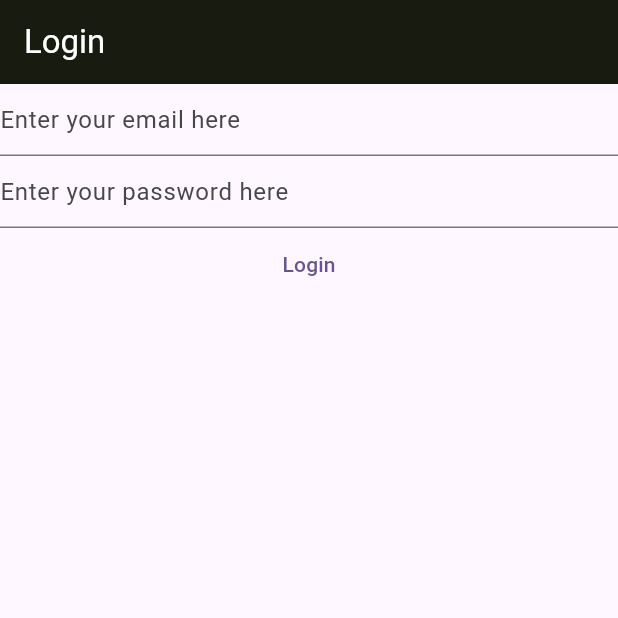
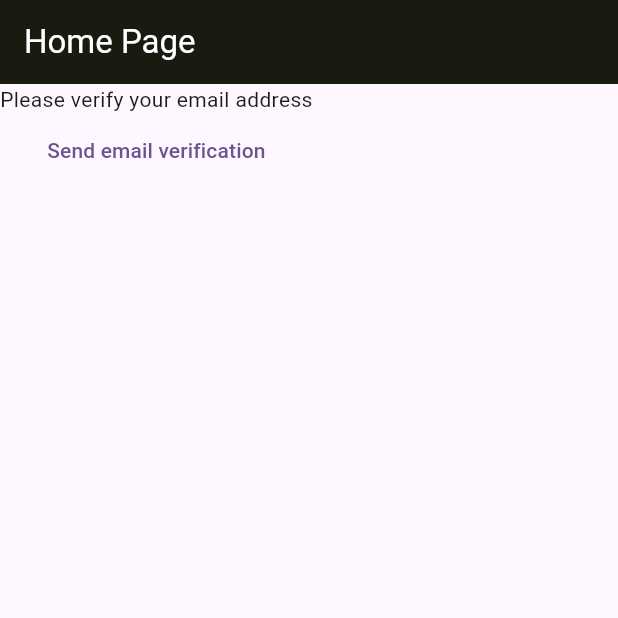
Before and after one commit to raphaelkathambana/tembeakenya, a Flutter app: the screen it shows after launch, on a phone screen of 412 x 824 dp, the top half of it. Run offline on Flutter 3.47's test engine with Material 3 defaults, Android fonts, the phone set to English and light mode, and no system bars; our stand-ins replace firebase_auth, firebase_core; accounts and stored records are empty; generated files the repository leaves out were written again.

Commit message:
Email verification added

```diff
--- a/lib/main.dart
+++ b/lib/main.dart
@@ -1,8 +1,13 @@
+import 'package:firebase_auth/firebase_auth.dart';
+import 'package:firebase_core/firebase_core.dart';
 import 'package:flutter/material.dart';
+import 'package:tembeakenya/firebase_options.dart';
 
 import 'package:tembeakenya/views/register_view.dart';
 import 'package:tembeakenya/views/login_view.dart';
+import 'package:tembeakenya/views/verify_view.dart';
 
+const backgroundDark = Color(0xFF171B10);
 void main() {
   WidgetsFlutterBinding.ensureInitialized();
   runApp(MaterialApp(
@@ -11,7 +16,83 @@ void main() {
         colorScheme: ColorScheme.fromSeed(seedColor: const Color.fromRGBO(103, 58, 183, 1)),
         useMaterial3: true,
       ),
-      home: const LoginView(),
+      home: const HomePage(),
     ),
   );
 }
+
+class HomePage extends StatelessWidget {
+  const HomePage({super.key});
+
+  @override
+  Widget build(BuildContext context) {
+    return Scaffold(
+
+      appBar: AppBar(
+        backgroundColor: backgroundDark,
+        title: const Text('Home Page', style: TextStyle(color: Colors.white)),
+      ),
+
+      body: FutureBuilder(
+        future: Firebase.initializeApp(
+          options: DefaultFirebaseOptions.currentPlatform,
+        ),
+        builder: (context, snapshot) {
+          switch (snapshot.connectionState) {
+            case ConnectionState.done:
+            final user = FirebaseAuth.instance.currentUser;
+
+            if (user?.emailVerified ?? false) {
+              return const Text('Done');
+            } else {
+              return const VerifyEmailView();
+            }
+            default:
+              return const Text('Loading...');
+          }
+        },
+      ),
+    );
+  }
+}
+
+
+// Navigator.of(context).push(
+//   MaterialPageRoute(
+//     builder: (context) => const VerifyEmailView(),
+//   ),
+// );
+
+
+
+
+// class VerifyEmailView extends StatefulWidget {
+//   const VerifyEmailView({super.key});
+
+//   @override
+//   State<VerifyEmailView> createState() => _VerifyEmailViewState();
+// }
+
+// class _VerifyEmailViewState extends State<VerifyEmailView> {
+//   @override
+//   Widget build(BuildContext context) {
+//     return Scaffold(
+
+//       appBar: AppBar(
+//         backgroundColor: backgroundDark,
+//         title: const Text('Verify Email', style: TextStyle(color: Colors.white)),
+//       ),
+
+//       body: Column(
+//         children: [
+//           const Text('Please verify your email address'),
+//           TextButton(
+//             onPressed:() async {
+//               final user = FirebaseAuth.instance.currentUser;
+//               await user?.sendEmailVerification();
+//           },child: const Text('Send email verification'))
+//         ],
+//       ),
+//     );
+//   }
+// }
--- a/lib/views/login_view.dart
+++ b/lib/views/login_view.dart
@@ -1,7 +1,5 @@
 import 'package:firebase_auth/firebase_auth.dart';
-import 'package:firebase_core/firebase_core.dart';
 import 'package:flutter/material.dart';
-import 'package:tembeakenya/firebase_options.dart';
 
 
 const backgroundDark = Color(0xFF171B10);
@@ -32,23 +30,8 @@ class _LoginViewState extends State<LoginView> {
 
   @override
   Widget build(BuildContext context) {
-    return Scaffold(
-
-      appBar: AppBar(
-        backgroundColor: backgroundDark,
-        title: const Text('Login', style: TextStyle(color: Colors.white)),
-      ),
-
-      body: FutureBuilder(
-        future: Firebase.initializeApp(
-          options: DefaultFirebaseOptions.currentPlatform,
-        ),
-        builder: (context, snapshot) {
-          switch (snapshot.connectionState) {
-            case ConnectionState.done:
     return Column(
       children: [
-
         TextField(
           controller: _email,
           enableSuggestions: false,
@@ -89,11 +72,5 @@ class _LoginViewState extends State<LoginView> {
         ),
       ]
     );
-            default:
-              return const Text('Loading...');
-          }
-        },
-      ),
-    );
   }
 }
--- /dev/null
+++ b/lib/views/verify_view.dart
@@ -0,0 +1,34 @@
+import 'package:firebase_auth/firebase_auth.dart';
+import 'package:flutter/material.dart';
+
+
+const backgroundDark = Color(0xFF171B10);
+class VerifyEmailView extends StatefulWidget {
+  const VerifyEmailView({super.key});
+
+  @override
+  State<VerifyEmailView> createState() => _VerifyEmailViewState();
+}
+class _VerifyEmailViewState extends State<VerifyEmailView> {
+  @override
+  Widget build(BuildContext context) {
+    return Column(
+      children: [
+        const Text('Please verify your email address'),
+        TextButton(
+          onPressed:() async {
+            final user = FirebaseAuth.instance.currentUser;
+            await user?.sendEmailVerification();
+            // const LoginView();
+              // Navigator.of(context).push(
+              //   MaterialPageRoute(
+              //     builder: (context) => const LoginView(),
+              //   ),
+              // );
+          },
+          child: const Text('Send email verification'),
+        ),
+      ],
+    );
+  }
+}
```
Also changed, not shown: lib/views/register_view.dart (+0 -23 lines). Lines whose indentation alone changed are shown as unchanged.
